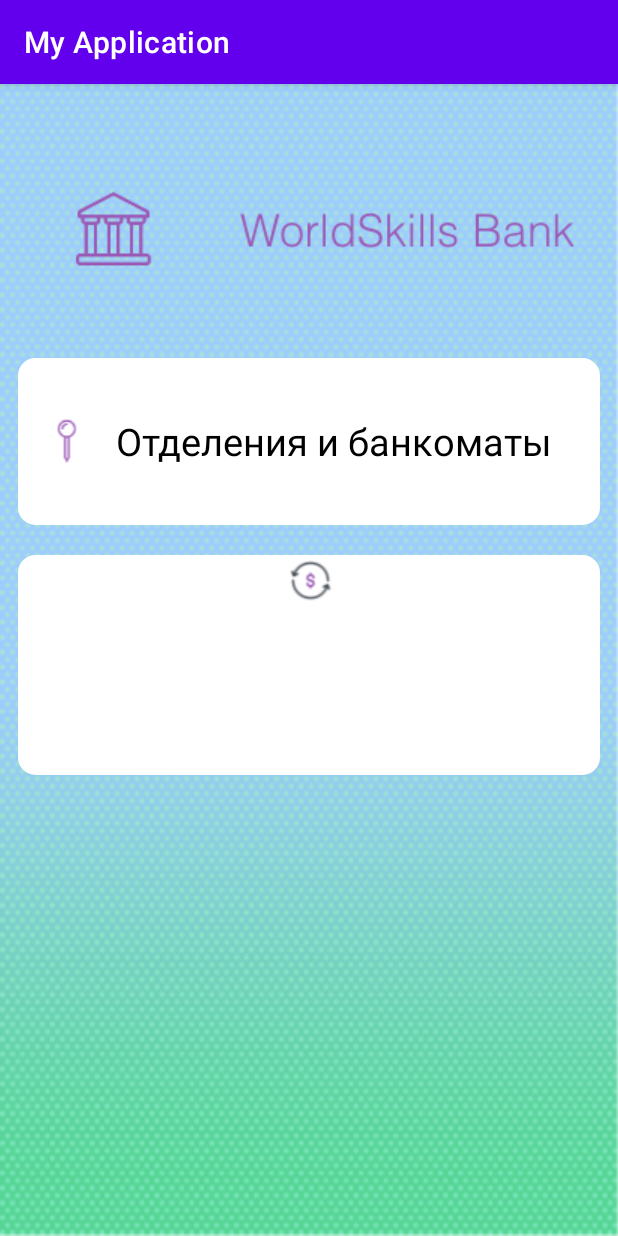
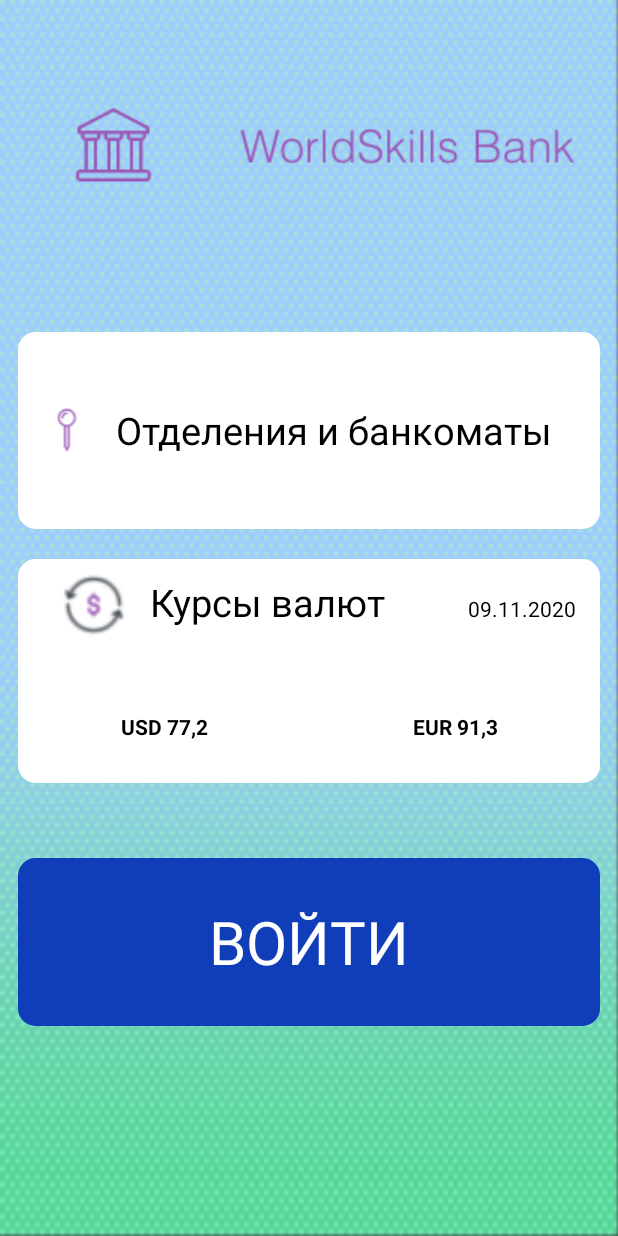
Before and after one commit to pr26svn/pr318bank, an Android app: the screen it shows after launch (MainActivity), on a phone screen of 412 x 824 dp. Run offline under Robolectric (Android 15) with nearby library versions, the phone set to English and light mode, and no system bars.

Commit message:
Сделал интерфейс

```diff
--- a/Bank/src/main/AndroidManifest.xml
+++ b/Bank/src/main/AndroidManifest.xml
@@ -8,7 +8,7 @@
         android:label="@string/app_name"
         android:roundIcon="@mipmap/ic_launcher_round"
         android:supportsRtl="true"
-        android:theme="@style/Theme.MyApplication">
+        android:theme="@style/Theme.Design.NoActionBar">
         <activity android:name=".MainActivity">
             <intent-filter>
                 <action android:name="android.intent.action.MAIN" />
--- /dev/null
+++ b/Bank/src/main/res/drawable/blue_layout_bg.xml
@@ -0,0 +1,8 @@
+<?xml version="1.0" encoding="utf-8"?>
+<shape xmlns:android="http://schemas.android.com/apk/res/android"
+    android:shape="rectangle">
+    <stroke android:width="3dp" android:color="@color/blue"/>
+    <corners android:radius="10dp"/>
+    <solid android:color="@color/blue"/>
+    <padding android:left="0dp" android:top="0dp" android:right="0dp" android:bottom="0dp" />
+</shape>
--- a/Bank/src/main/res/layout/activity_main.xml
+++ b/Bank/src/main/res/layout/activity_main.xml
@@ -17,7 +17,7 @@
             android:layout_width="fill_parent"
             android:layout_height="16dp"
             android:layout_marginTop="70dp"
-            android:layout_weight="1"
+            android:layout_weight="0.6"
             android:orientation="horizontal">
 
             <ImageView
@@ -44,7 +44,7 @@
             android:layout_marginLeft="12dp"
             android:layout_marginTop="20dp"
             android:layout_marginRight="12dp"
-            android:layout_weight="1"
+            android:layout_weight="0.5"
             android:background="@drawable/layout_bg"
             android:orientation="horizontal">
 
@@ -74,24 +74,100 @@
             android:layout_marginLeft="12dp"
             android:layout_marginTop="20dp"
             android:layout_marginRight="12dp"
-            android:layout_weight="1.5"
+            android:layout_weight="0.4"
             android:background="@drawable/layout_bg"
-            android:orientation="horizontal">
+            android:orientation="vertical">
 
-            <ImageView
-                android:id="@+id/imageView2"
-                android:layout_width="wrap_content"
-                android:layout_height="wrap_content"
+            <LinearLayout
+                android:layout_width="match_parent"
+                android:layout_height="match_parent"
+                android:layout_marginTop="5dp"
                 android:layout_weight="1"
-                app:srcCompat="@drawable/dollar" />
+                android:orientation="horizontal">
+
+                <ImageView
+                    android:id="@+id/imageView2"
+                    android:layout_width="wrap_content"
+                    android:layout_height="47dp"
+                    android:layout_marginLeft="10dp"
+                    android:layout_weight="40"
+                    app:srcCompat="@drawable/dollar" />
+
+                <TextView
+                    android:id="@+id/textView2"
+                    android:layout_width="wrap_content"
+                    android:layout_height="47dp"
+                    android:layout_weight="50"
+                    android:gravity="center_vertical"
+                    android:text="Курсы валют"
+                    android:textColor="@color/black"
+                    android:textSize="25sp" />
+
+                <TextView
+                    android:id="@+id/textView3"
+                    android:layout_width="wrap_content"
+                    android:layout_height="wrap_content"
+                    android:layout_marginRight="10dp"
+                    android:layout_weight="5"
+                    android:textColor="@color/black"
+                    android:text="09.11.2020" />
+
+            </LinearLayout>
+
+            <LinearLayout
+                android:layout_width="match_parent"
+                android:layout_height="match_parent"
+                android:layout_weight="1"
+                android:orientation="horizontal">
+
+
+                <TextView
+                    android:id="@+id/textView5"
+                    android:layout_width="wrap_content"
+                    android:layout_height="wrap_content"
+                    android:layout_gravity="center_vertical"
+                    android:layout_weight="1"
+                    android:gravity="center"
+                    android:text="USD 77,2"
+                    android:textColor="@color/black"
+                    android:textStyle="bold" />
+
+                <TextView
+                    android:id="@+id/textView6"
+                    android:layout_width="wrap_content"
+                    android:layout_height="wrap_content"
+                    android:layout_gravity="center_vertical"
+                    android:layout_weight="1"
+                    android:gravity="center"
+                    android:text="EUR 91,3"
+                    android:textColor="@color/black"
+                    android:textStyle="bold" />
+            </LinearLayout>
+
         </LinearLayout>
 
         <LinearLayout
             android:layout_width="match_parent"
             android:layout_height="wrap_content"
-            android:layout_weight="4"
-            android:orientation="horizontal">
+            android:layout_weight="0.3"
+            android:layout_gravity="top"
+            android:layout_marginTop="50dp"
+            android:layout_marginLeft="12dp"
+            android:layout_marginRight="12dp"
+            android:layout_marginBottom="140dp"
+            android:orientation="horizontal"
+            android:background="@drawable/blue_layout_bg">
 
+            <TextView
+                android:id="@+id/textView7"
+                android:layout_width="wrap_content"
+                android:layout_height="wrap_content"
+                android:layout_weight="1"
+                android:text="ВОЙТИ"
+                android:layout_gravity="center"
+                android:gravity="center"
+                android:textSize="40sp"
+                android:textColor="@color/white"/>
         </LinearLayout>
 
     </LinearLayout>
--- a/Bank/src/main/res/values/colors.xml
+++ b/Bank/src/main/res/values/colors.xml
@@ -7,4 +7,5 @@
     <color name="teal_700">#FF018786</color>
     <color name="black">#FF000000</color>
     <color name="white">#FFFFFFFF</color>
+    <color name="blue">#103eb8</color>
 </resources>
```
